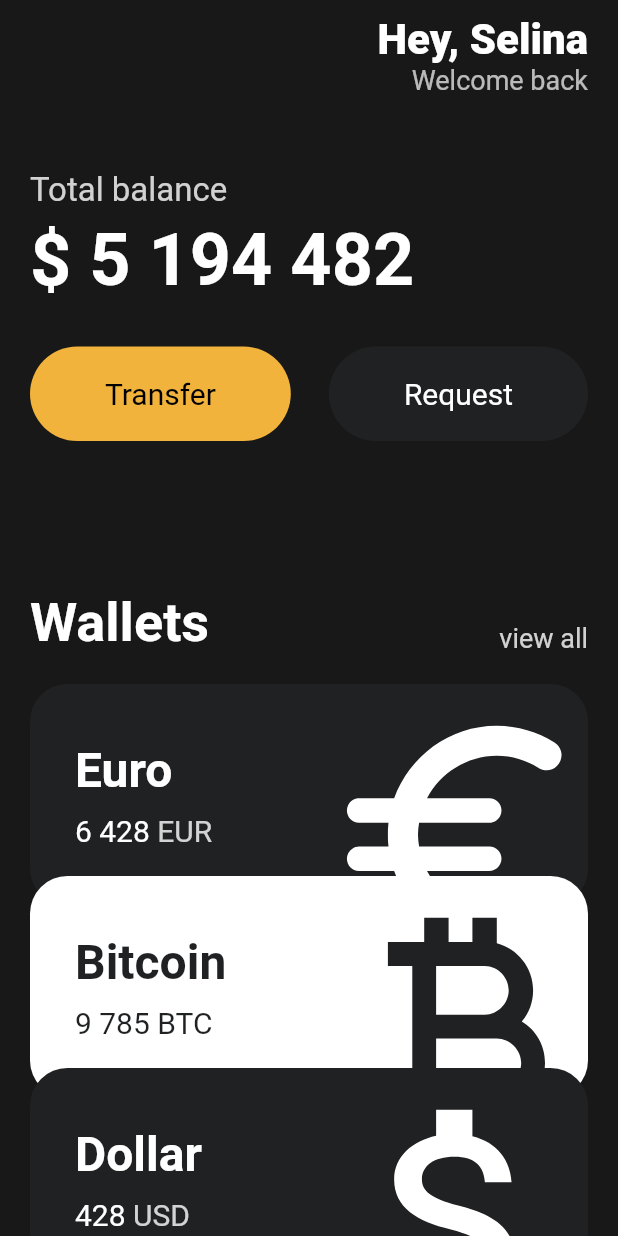
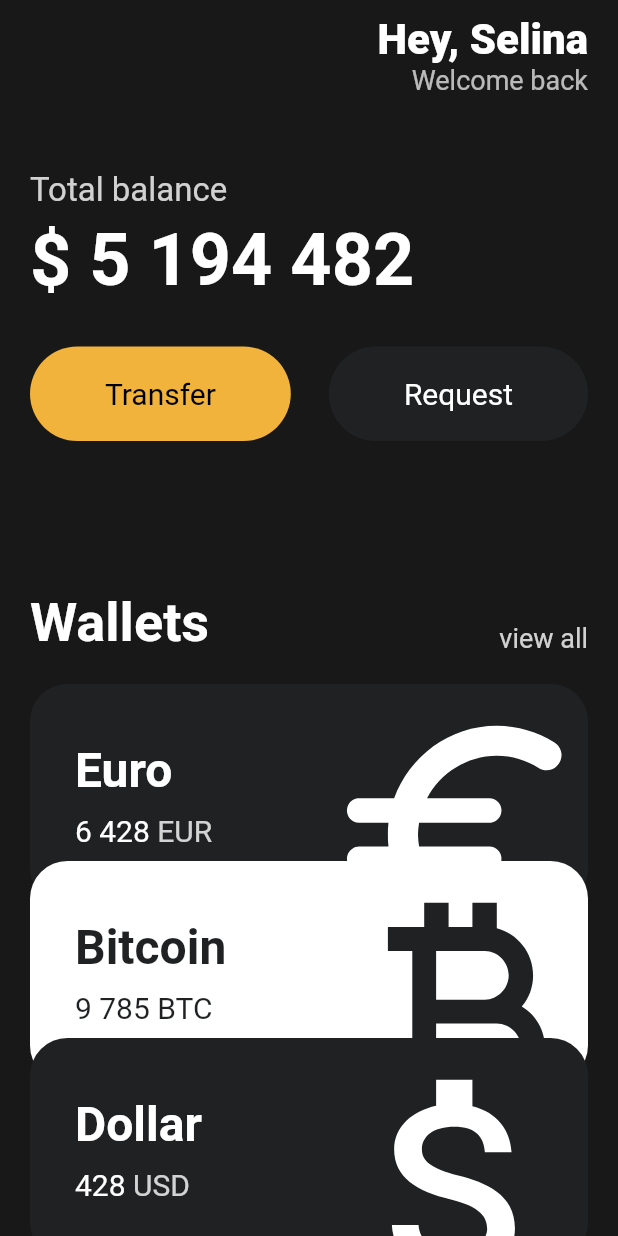
Before and after one commit to iam149cm/flutter, a Flutter app: the screen it shows after launch, on a phone screen of 412 x 824 dp. Run offline on Flutter 3.47's test engine with Material 2 defaults, Android fonts, the phone set to English and light mode, and no system bars.

Commit message:
update card component

```diff
--- a/02. currency/lib/main.dart
+++ b/02. currency/lib/main.dart
@@ -2,14 +2,8 @@ import 'package:flutter/material.dart';
 import 'package:toonflix/widgets/button.dart';
 import 'package:toonflix/widgets/currency_card.dart';
 
-class Player {
-  String? name;
-  Player({required this.name}); // name 을 받는 constructor
-}
-
 void main() {
   runApp(const App());
-  var nico = Player(name: 'potato');
 }
 
 /** 🌟 Widget = 앱의 UI 를 만드는 레고 블럭. 플러터의 모든 것들은 위젯이다.
@@ -131,31 +125,28 @@ class App extends StatelessWidget {
                   ),
                   const SizedBox(height: 20),
                   const CurrencyCard(
+                    order: 1,
                     name: 'Euro',
                     code: 'EUR',
                     amount: '6 428',
                     icon: Icons.euro_rounded,
                     isInverted: false,
                   ),
-                  Transform.translate(
-                    offset: const Offset(0, -20),
-                    child: const CurrencyCard(
+                  const CurrencyCard(
+                    order: 2,
                     name: 'Bitcoin',
                     code: 'BTC',
                     amount: '9 785',
                     icon: Icons.currency_bitcoin,
                     isInverted: true,
                   ),
-                  ),
-                  Transform.translate(
-                    offset: const Offset(0, -40),
-                    child: const CurrencyCard(
+                  const CurrencyCard(
+                    order: 3,
                     name: 'Dollar',
                     code: 'USD',
                     amount: '428',
                     icon: Icons.attach_money_outlined,
                     isInverted: false,
-                    ),
                   ),
                 ],
               ),
--- a/02. currency/lib/widgets/currency_card.dart
+++ b/02. currency/lib/widgets/currency_card.dart
@@ -2,12 +2,14 @@ import 'package:flutter/material.dart';
 
 class CurrencyCard extends StatelessWidget {
   final String name, code, amount;
+  final num order;
   final IconData icon;
   final bool isInverted;
   final _blackColor = const Color(0xFF1F2123);
 
   const CurrencyCard(
       {super.key,
+      required this.order,
       required this.name,
       required this.code,
       required this.amount,
@@ -16,7 +18,10 @@ class CurrencyCard extends StatelessWidget {
 
   @override
   Widget build(BuildContext context) {
-    return Container(
+    var offset = {1: 0.0, 2: -30.0, 3: -60.0};
+    return Transform.translate(
+      offset: Offset(0, offset[order] as double),
+      child: Container(
         clipBehavior: Clip.hardEdge,
         decoration: BoxDecoration(
           color: isInverted ? Colors.white : _blackColor,
@@ -72,6 +77,7 @@ class CurrencyCard extends StatelessWidget {
             ],
           ),
         ),
+      ),
     );
   }
 }
```
Lines whose indentation alone changed are shown as unchanged.
